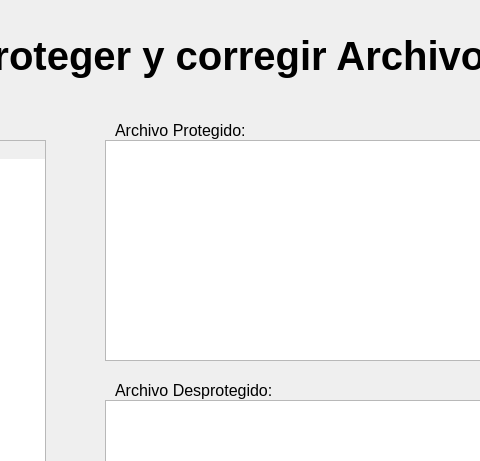
Before: the Qt Designer form Ventanas/decodeFixFilePanel.ui in PepeObot/HammingCode, drawn with Qt 5; both pictures show x 445 to 925 and y 0 to 461 of the 1280 by 720 pixel window.
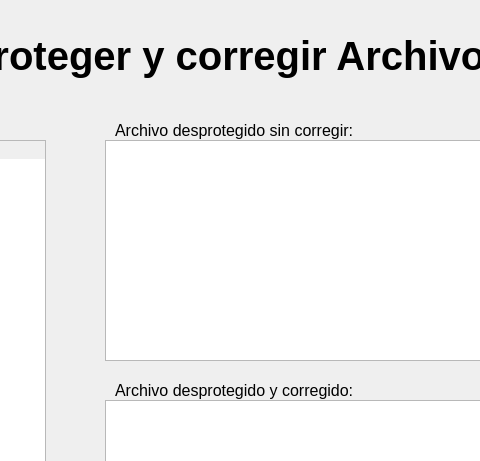
After: the same form once the commit is applied.

Commit message: Implementacion de toda la parte de navegacion por los paneles de "desproteger" (creeria que estaria todo). Falta acomodar el tema de deshaminizar y corregir para mod 8 y 1024 que no lo hace

What changed in the file:
```diff
--- a/Ventanas/decodeFixFilePanel.ui
+++ b/Ventanas/decodeFixFilePanel.ui
@@ -131,7 +131,7 @@
     <rect>
      <x>560</x>
      <y>120</y>
-     <width>171</width>
+     <width>251</width>
      <height>21</height>
     </rect>
    </property>
@@ -142,7 +142,7 @@
     </font>
    </property>
    <property name="text">
-    <string>Archivo Protegido:</string>
+    <string>Archivo desprotegido sin corregir:</string>
    </property>
   </widget>
   <widget class="QLabel" name="label_3">
@@ -150,7 +150,7 @@
     <rect>
      <x>560</x>
      <y>380</y>
-     <width>171</width>
+     <width>251</width>
      <height>21</height>
     </rect>
    </property>
@@ -161,7 +161,7 @@
     </font>
    </property>
    <property name="text">
-    <string>Archivo Desprotegido:</string>
+    <string>Archivo desprotegido y corregido:</string>
    </property>
   </widget>
  </widget>
```
Left out of the diff: 4 changed lines with no effect on the pictures. The commit also changes 24 other files.
